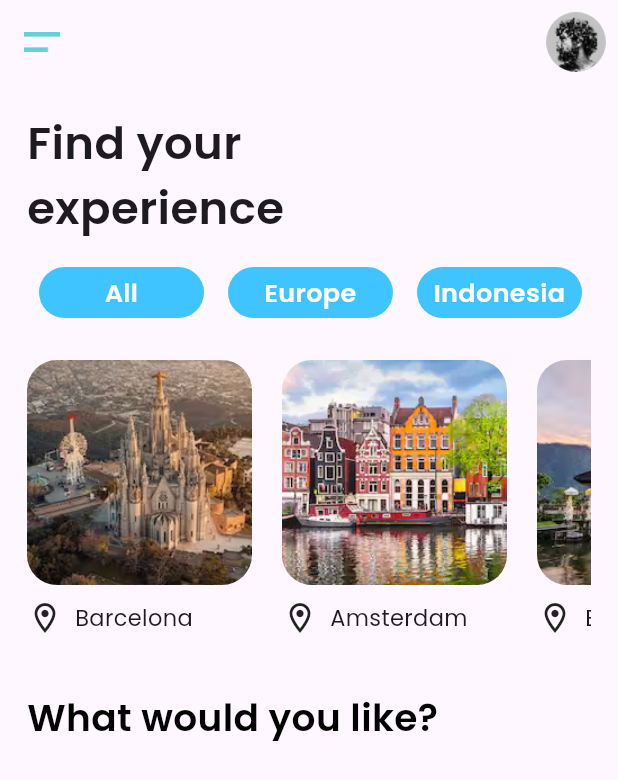
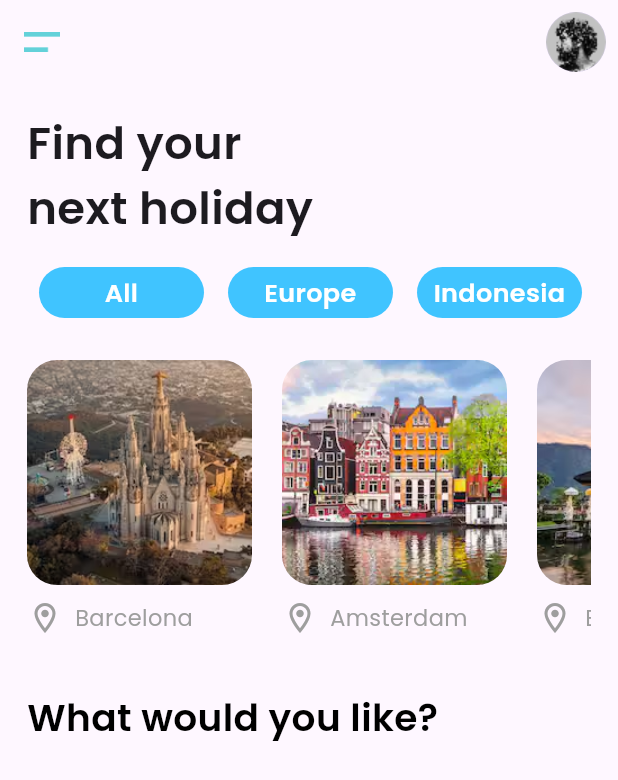
Before and after one commit to william-hatzar/travel_app, a Flutter app: the HomeScreen screen opened directly, on a phone screen of 412 x 824 dp. Shown: the top 780 px of the screen. Run offline on Flutter 3.47's test engine with Material 3 defaults, Android fonts, the phone set to English and light mode, and no system bars.

Commit message:
changed icon color

```diff
--- a/lib/HomeScreen.dart
+++ b/lib/HomeScreen.dart
@@ -81,7 +81,7 @@ class _HomeScreenState extends State<HomeScreen> {
                     fontFamily: "Poppins",
                     fontSize: 30,
                     fontWeight: FontWeight.w600)),
-            const Text("experience",
+            const Text("next holiday",
                 style: TextStyle(
                     fontFamily: "Poppins",
                     fontSize: 30,
@@ -188,11 +188,12 @@ class _HomeScreenState extends State<HomeScreen> {
                             const SizedBox(height: 10), // Add space between image and text
                             Row(
                               children: [
-                                Icon(Icons.location_on_outlined),
+                                Icon(Icons.location_on_outlined,color: Colors.grey,),
                                 const SizedBox(width: 8),
                                 Text(
                                   filteredItems[index].name,
                                   style: const TextStyle(
+                                    color: Colors.grey,
                                     fontFamily: "Poppins",
                                     fontSize: 15,
                                     fontWeight: FontWeight.w400,
```
